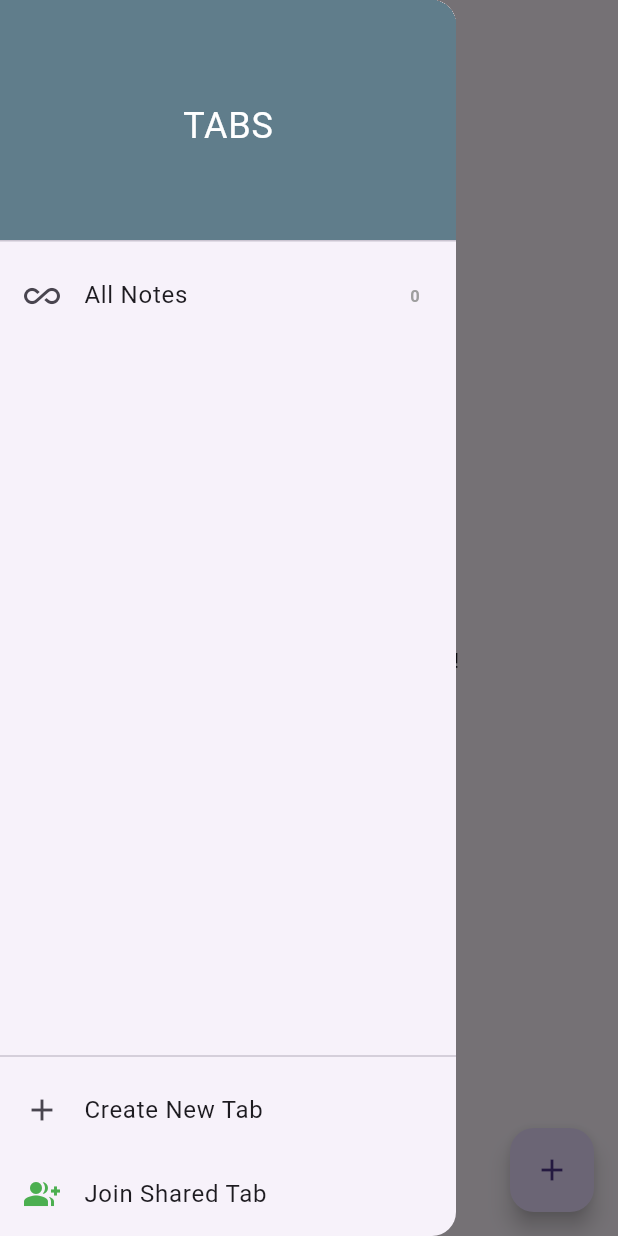
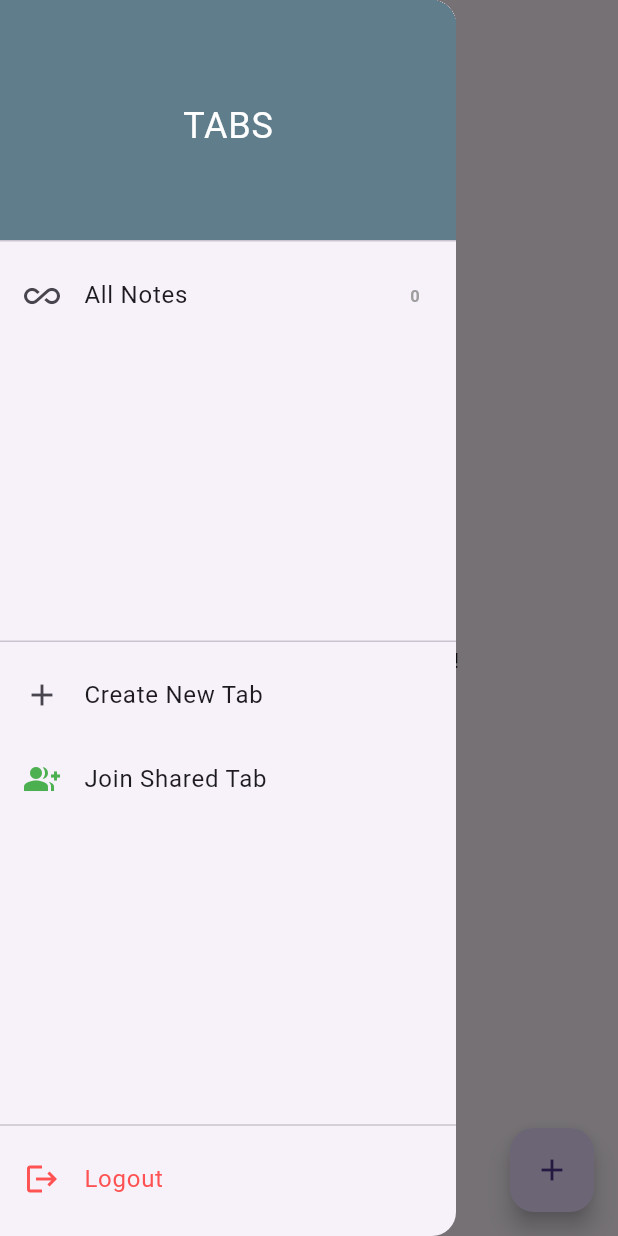
Before and after one commit to ElijDavis/Notify, a Flutter app: the HomeScreen screen opened directly, with the side drawer open, on a phone screen of 412 x 824 dp. Run offline on Flutter 3.47's test engine with Material 3 defaults, Android fonts, the phone set to English and light mode, and no system bars; our stand-ins replace flutter_colorpicker, flutter_local_notifications, share_plus, sqflite, sqflite_common_ffi, supabase_flutter; accounts and stored records are empty.

Commit message:
authentication update: logout is working now

```diff
--- a/notify_flutter/lib/screens/home_screen.dart
+++ b/notify_flutter/lib/screens/home_screen.dart
@@ -277,6 +277,19 @@ class _HomeScreenState extends State<HomeScreen> {
               _showJoinTabDialog();
             },
           ),
+          const Spacer(), // Pushes the logout button to the bottom
+          const Divider(),
+          ListTile(
+            leading: const Icon(Icons.logout, color: Colors.redAccent),
+            title: const Text('Logout', style: TextStyle(color: Colors.redAccent)),
+            onTap: () async {
+              await Supabase.instance.client.auth.signOut();
+              // After logout, send them back to the Login screen
+              // Note: Replace 'LoginScreen' with the actual name of your login class
+              Navigator.pushReplacementNamed(context, '/login');
+            },
+          ),
+          const SizedBox(height: 10), // Some breathing room at the bottom
         ],
       ),
     );
```
